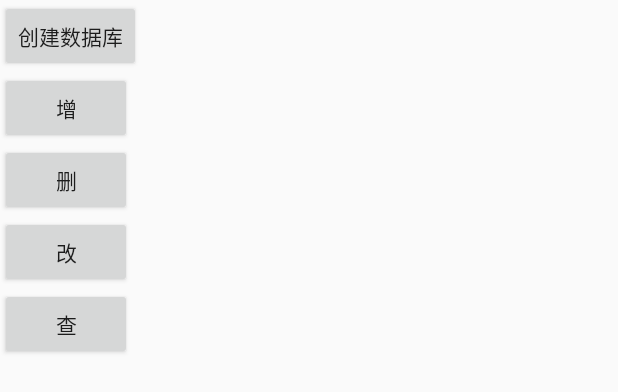
After one commit to lanzhenfa/Demo, an Android app: the layout fragment_database.xml on its own in the app's theme, with its tools: preview values and no code run, on a phone screen of 412 x 824 dp. The commit adds this screen. Shown: the top 392 px of the screen. Run offline under Robolectric (Android 15) with nearby library versions, the phone set to English and light mode, and no system bars.

Commit message:
初步初始化数据库相关类

```diff
--- /dev/null
+++ b/app/src/main/res/layout/fragment_database.xml
@@ -0,0 +1,47 @@
+<?xml version="1.0" encoding="utf-8"?>
+<androidx.constraintlayout.widget.ConstraintLayout xmlns:android="http://schemas.android.com/apk/res/android"
+    xmlns:app="http://schemas.android.com/apk/res-auto"
+    android:layout_width="match_parent"
+    android:layout_height="match_parent">
+
+    <Button
+        android:id="@+id/database_create"
+        android:layout_width="wrap_content"
+        android:layout_height="wrap_content"
+        android:text="创建数据库"
+        app:layout_constraintStart_toStartOf="parent"
+        app:layout_constraintTop_toTopOf="parent" />
+
+    <Button
+        android:id="@+id/database_add"
+        android:layout_width="wrap_content"
+        android:layout_height="wrap_content"
+        android:text="增"
+        app:layout_constraintStart_toStartOf="parent"
+        app:layout_constraintTop_toBottomOf="@id/database_create" />
+
+    <Button
+        android:id="@+id/database_delete"
+        android:layout_width="wrap_content"
+        android:layout_height="wrap_content"
+        android:text="删"
+        app:layout_constraintStart_toStartOf="parent"
+        app:layout_constraintTop_toBottomOf="@id/database_add" />
+
+    <Button
+        android:id="@+id/database_update"
+        android:layout_width="wrap_content"
+        android:layout_height="wrap_content"
+        android:text="改"
+        app:layout_constraintStart_toStartOf="parent"
+        app:layout_constraintTop_toBottomOf="@id/database_delete" />
+
+    <Button
+        android:id="@+id/database_query"
+        android:layout_width="wrap_content"
+        android:layout_height="wrap_content"
+        android:text="查"
+        app:layout_constraintStart_toStartOf="parent"
+        app:layout_constraintTop_toBottomOf="@id/database_update" />
+
+</androidx.constraintlayout.widget.ConstraintLayout>
--- a/app/src/main/res/values/arrays.xml
+++ b/app/src/main/res/values/arrays.xml
@@ -2,5 +2,6 @@
 <resources>
     <string-array name="main_item">
         <item>日历提醒</item>
+        <item>数据库</item>
     </string-array>
 </resources>
```
Also changed, not shown: app/src/main/java/com/me/demo/database/DatabaseFragment.java (added, +38 -0 lines), app/src/main/java/com/me/demo/database/DatabaseHelper.java (added, +31 -0 lines), app/src/main/java/com/me/demo/database/DatabasePresenterImpl.java (added, +9 -0 lines), app/src/main/java/com/me/demo/database/IDatabaseContract.java (added, +25 -0 lines).
